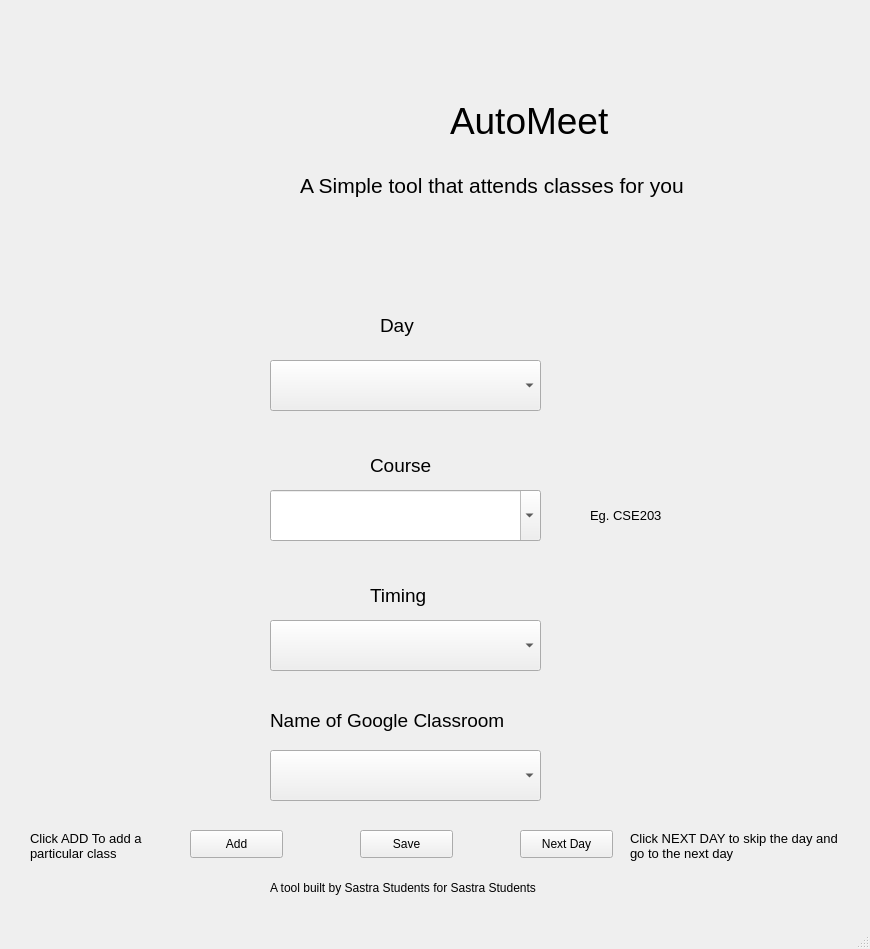
Old version of the form gui_uis/timetable.ui in the repository SpacePirate27/Automeet.
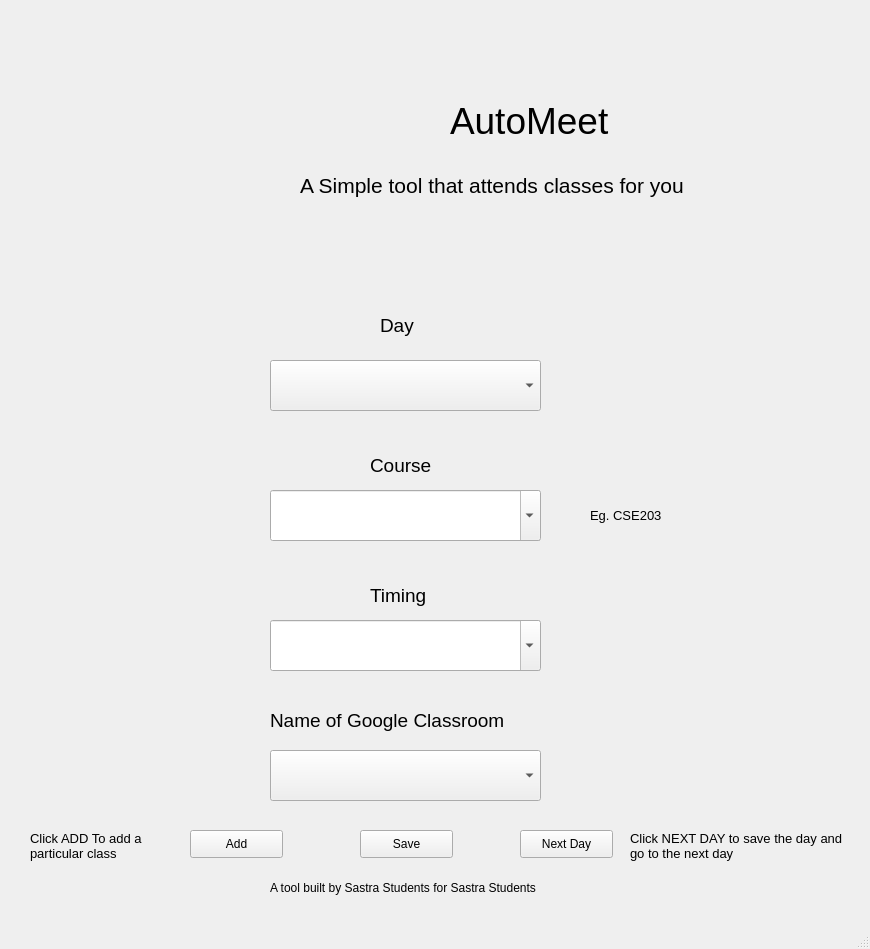
New version of the form. Icons and pictures are not drawn.

```diff
--- a/gui_uis/timetable.ui
+++ b/gui_uis/timetable.ui
@@ -161,7 +161,7 @@
      </rect>
     </property>
     <property name="editable">
-     <bool>false</bool>
+     <bool>true</bool>
     </property>
    </widget>
    <widget class="QComboBox" name="classroombox">
@@ -304,7 +304,7 @@
      </font>
     </property>
     <property name="text">
-     <string>Click NEXT DAY to skip the day and go to the next day</string>
+     <string>Click NEXT DAY to save the day and go to the next day</string>
     </property>
     <property name="wordWrap">
      <bool>true</bool>
```
